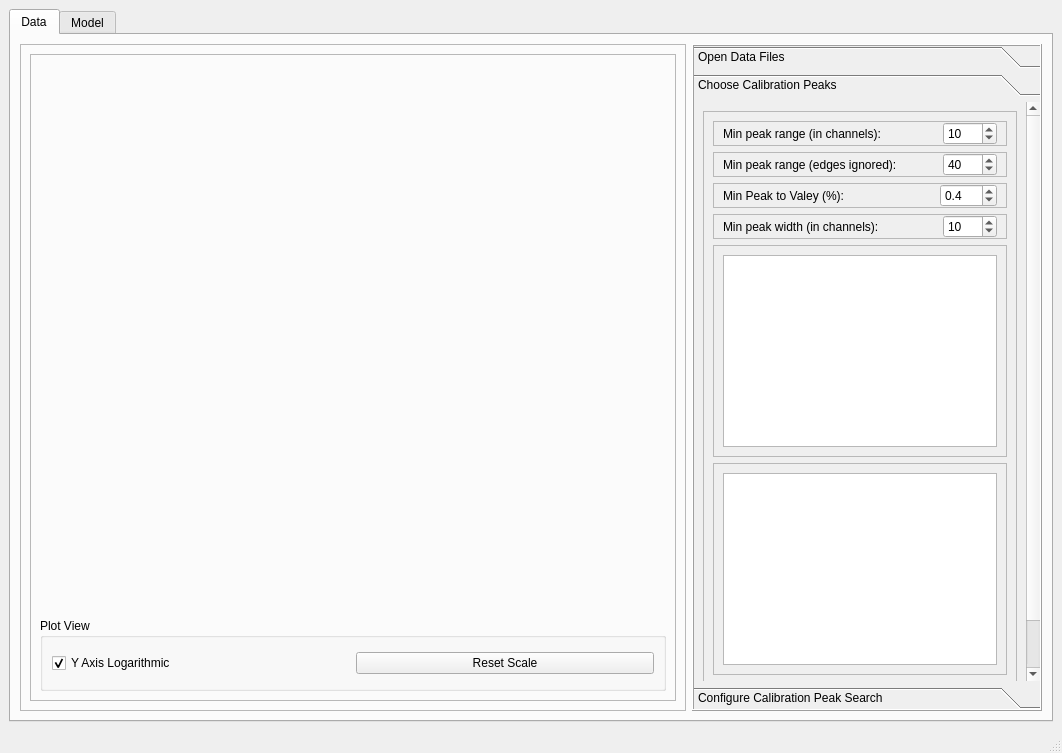
The window that Sources/mainwindow.ui (maragnik/HCMR_Minimization_App) describes before a commit, drawn with Qt 5.
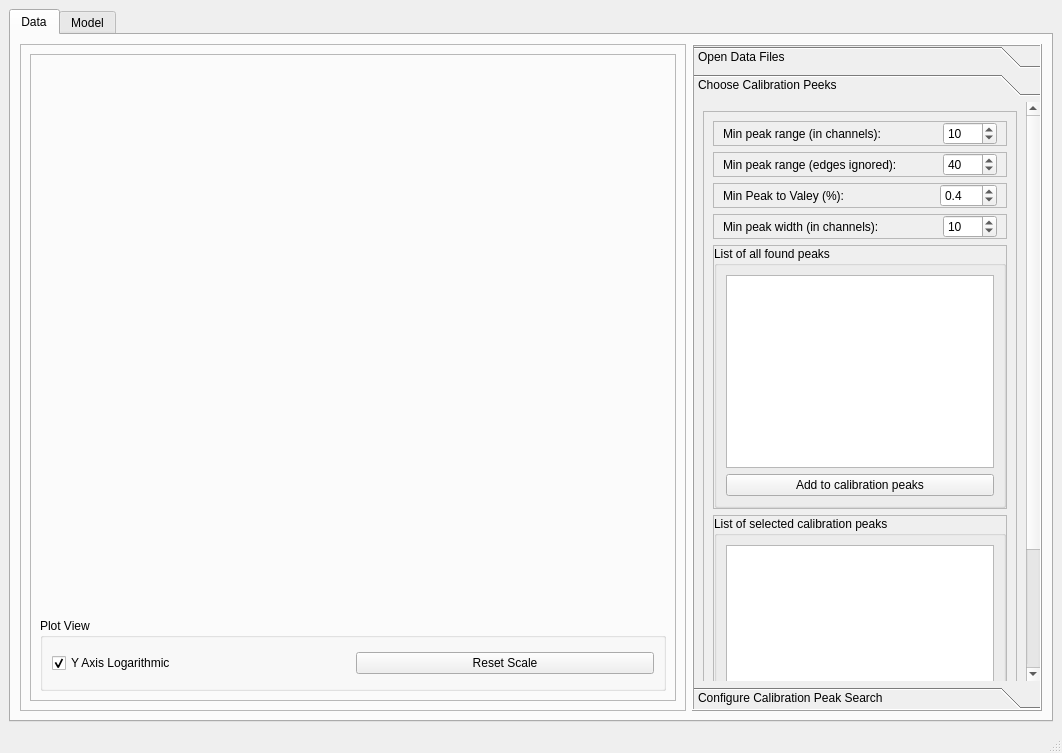
The same window after the commit. The open tabs and pages were chosen to show the change. Custom widgets are drawn as their Qt base class.

Commit message: Choose calibration peaks

Patch:
```diff
--- a/Sources/mainwindow.ui
+++ b/Sources/mainwindow.ui
@@ -632,13 +632,13 @@
            <property name="geometry">
             <rect>
              <x>0</x>
-             <y>0</y>
+             <y>-240</y>
              <width>325</width>
-             <height>664</height>
+             <height>772</height>
             </rect>
            </property>
            <attribute name="label">
-            <string>Choose Calibration Peaks</string>
+            <string>Choose Calibration Peeks</string>
            </attribute>
            <layout class="QVBoxLayout" name="verticalLayout_5">
             <item>
@@ -856,6 +856,24 @@
                   <enum>QFrame::Raised</enum>
                  </property>
                  <layout class="QHBoxLayout" name="horizontalLayout_3">
+                  <property name="leftMargin">
+                   <number>0</number>
+                  </property>
+                  <property name="topMargin">
+                   <number>0</number>
+                  </property>
+                  <property name="rightMargin">
+                   <number>0</number>
+                  </property>
+                  <property name="bottomMargin">
+                   <number>0</number>
+                  </property>
+                  <item>
+                   <widget class="QGroupBox" name="groupBox_3">
+                    <property name="title">
+                     <string>List of all found peaks</string>
+                    </property>
+                    <layout class="QVBoxLayout" name="verticalLayout_4">
                   <item>
                    <widget class="QListWidget" name="list_peaks">
                     <property name="sizePolicy">
@@ -890,6 +908,16 @@
                     </property>
                    </widget>
                   </item>
+                     <item>
+                      <widget class="QPushButton" name="pushButton_add_peak_for_calibration">
+                       <property name="text">
+                        <string>Add to calibration peaks</string>
+                       </property>
+                      </widget>
+                     </item>
+                    </layout>
+                   </widget>
+                  </item>
                  </layout>
                 </widget>
                </item>
@@ -901,15 +929,51 @@
                    <verstretch>1</verstretch>
                   </sizepolicy>
                  </property>
+                 <property name="minimumSize">
+                  <size>
+                   <width>0</width>
+                   <height>0</height>
+                  </size>
+                 </property>
+                 <property name="baseSize">
+                  <size>
+                   <width>0</width>
+                   <height>0</height>
+                  </size>
+                 </property>
                  <property name="frameShape">
                   <enum>QFrame::StyledPanel</enum>
                  </property>
                  <property name="frameShadow">
                   <enum>QFrame::Raised</enum>
                  </property>
-                 <layout class="QHBoxLayout" name="horizontalLayout_13">
+                 <layout class="QHBoxLayout" name="horizontalLayout_13" stretch="0">
+                  <property name="spacing">
+                   <number>7</number>
+                  </property>
+                  <property name="sizeConstraint">
+                   <enum>QLayout::SetDefaultConstraint</enum>
+                  </property>
+                  <property name="leftMargin">
+                   <number>0</number>
+                  </property>
+                  <property name="topMargin">
+                   <number>0</number>
+                  </property>
+                  <property name="rightMargin">
+                   <number>0</number>
+                  </property>
+                  <property name="bottomMargin">
+                   <number>0</number>
+                  </property>
                   <item>
-                   <widget class="QListWidget" name="list_peaks_3">
+                   <widget class="QGroupBox" name="groupBox_4">
+                    <property name="title">
+                     <string>List of selected calibration peaks</string>
+                    </property>
+                    <layout class="QVBoxLayout" name="verticalLayout_9">
+                     <item>
+                      <widget class="QListWidget" name="list_calibration_peaks">
                     <property name="sizePolicy">
                      <sizepolicy hsizetype="Preferred" vsizetype="Preferred">
                       <horstretch>0</horstretch>
@@ -937,6 +1001,47 @@
                     <property name="statusTip">
                      <string extracomment="dsfdsfdfsfdsfdsffss"/>
                     </property>
+                      </widget>
+                     </item>
+                     <item>
+                      <widget class="QFrame" name="frame_17">
+                       <property name="frameShape">
+                        <enum>QFrame::StyledPanel</enum>
+                       </property>
+                       <property name="frameShadow">
+                        <enum>QFrame::Raised</enum>
+                       </property>
+                       <layout class="QHBoxLayout" name="horizontalLayout_17">
+                        <property name="leftMargin">
+                         <number>0</number>
+                        </property>
+                        <property name="topMargin">
+                         <number>0</number>
+                        </property>
+                        <property name="rightMargin">
+                         <number>0</number>
+                        </property>
+                        <property name="bottomMargin">
+                         <number>0</number>
+                        </property>
+                        <item>
+                         <widget class="QPushButton" name="pushButton_remove_calibration_peak">
+                          <property name="text">
+                           <string>Remove</string>
+                          </property>
+                         </widget>
+                        </item>
+                        <item>
+                         <widget class="QPushButton" name="pushButton_remove_all_calibration_peaks">
+                          <property name="text">
+                           <string>Remove All</string>
+                          </property>
+                         </widget>
+                        </item>
+                       </layout>
+                      </widget>
+                     </item>
+                    </layout>
                    </widget>
                   </item>
                  </layout>
```
Left out of the diff: 7 changed lines with no effect on the pictures. Lines whose indentation alone changed are shown as unchanged. The commit also changes 12 other files.
